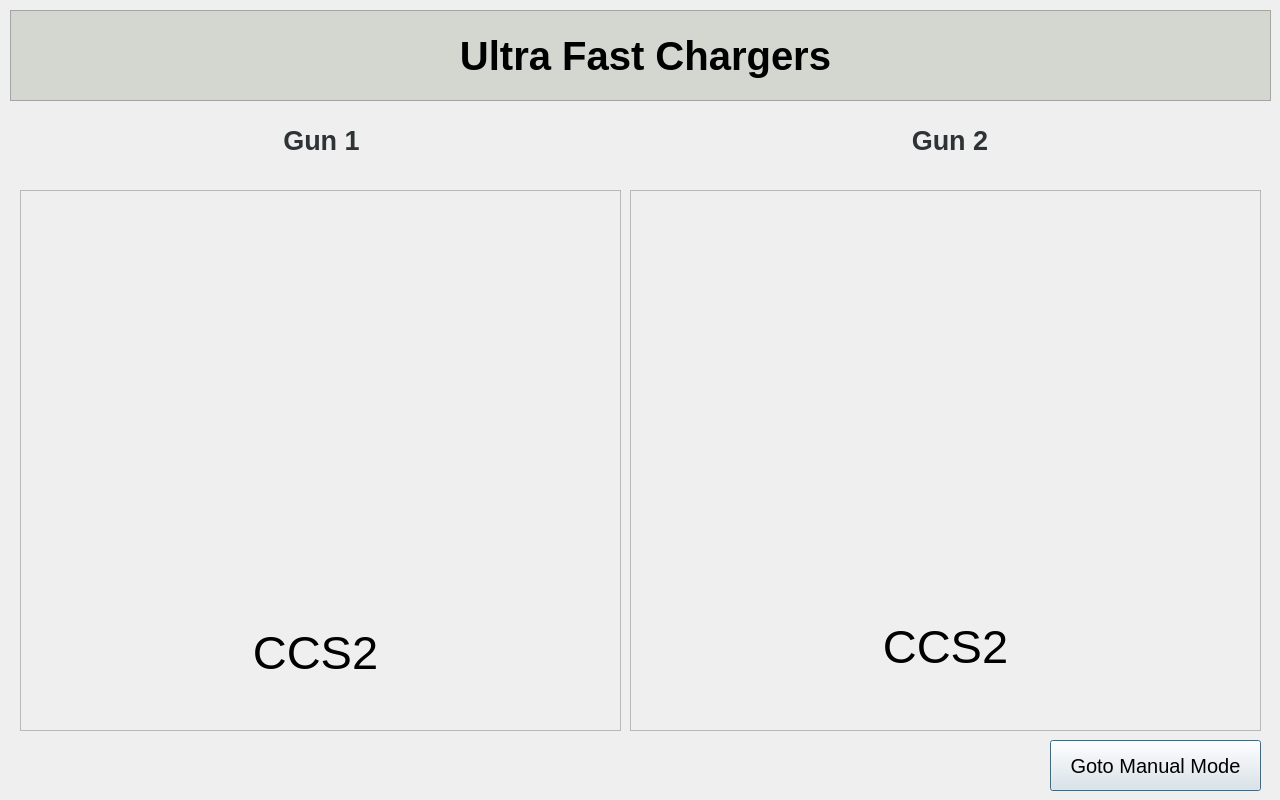
Qt form ev2_b1105/dialog.ui (ashrafulkhn/ev2_60kw) before a commit.
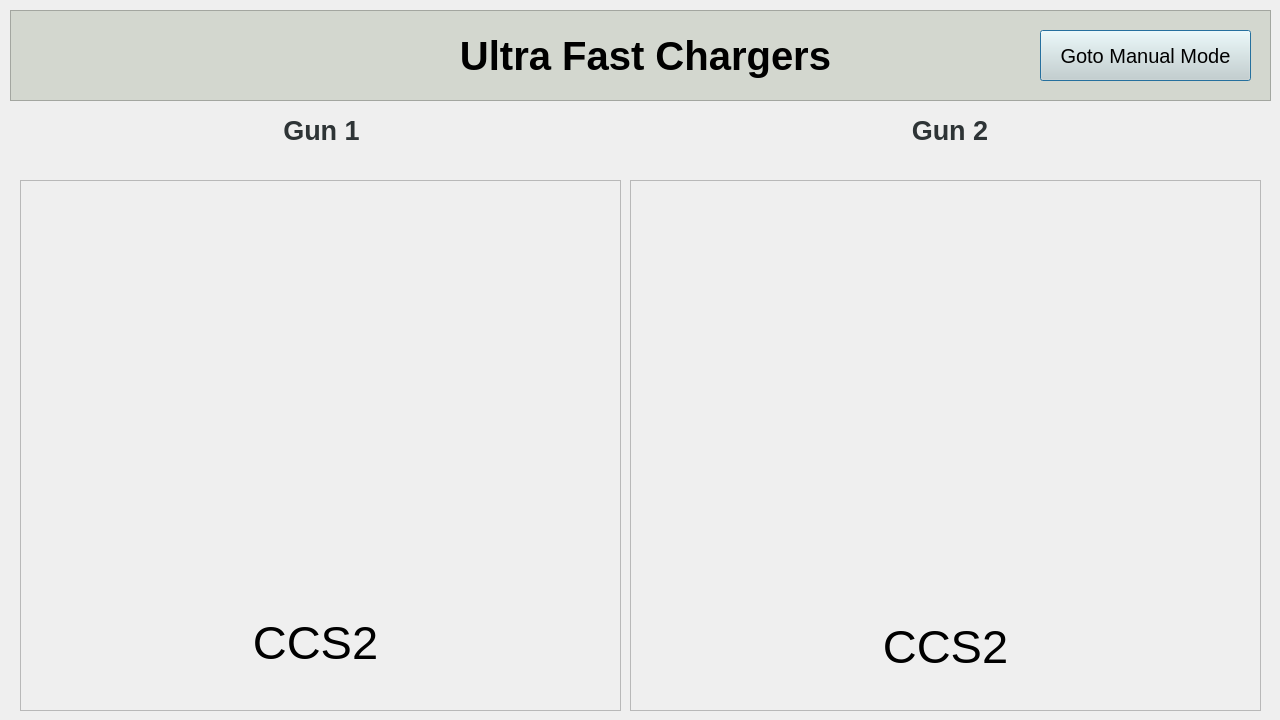
The same form after that commit. The open tabs and pages were chosen to show the change.

The edit to the form file:
```diff
--- a/ev2_b1105/dialog.ui
+++ b/ev2_b1105/dialog.ui
@@ -7,7 +7,7 @@
     <x>0</x>
     <y>0</y>
     <width>1280</width>
-    <height>800</height>
+    <height>720</height>
    </rect>
   </property>
   <property name="windowTitle">
@@ -60,6 +60,24 @@
      <set>Qt::AlignCenter</set>
     </property>
    </widget>
+   <widget class="QPushButton" name="btn_manual">
+    <property name="geometry">
+     <rect>
+      <x>1030</x>
+      <y>20</y>
+      <width>211</width>
+      <height>51</height>
+     </rect>
+    </property>
+    <property name="font">
+     <font>
+      <pointsize>15</pointsize>
+     </font>
+    </property>
+    <property name="text">
+     <string>Goto Manual Mode</string>
+    </property>
+   </widget>
   </widget>
   <widget class="QWidget" name="horizontalLayoutWidget">
    <property name="geometry">
@@ -67,7 +85,7 @@
      <x>10</x>
      <y>110</y>
      <width>1251</width>
-     <height>61</height>
+     <height>41</height>
     </rect>
    </property>
    <layout class="QHBoxLayout" name="horizontalLayout">
@@ -117,7 +135,7 @@
      <x>640</x>
      <y>200</y>
      <width>611</width>
-     <height>521</height>
+     <height>481</height>
     </rect>
    </property>
    <property name="styleSheet">
@@ -150,10 +168,10 @@
     <widget class="QLabel" name="label_7">
      <property name="geometry">
       <rect>
-       <x>10</x>
-       <y>0</y>
+       <x>0</x>
+       <y>-10</y>
        <width>601</width>
-       <height>521</height>
+       <height>491</height>
       </rect>
      </property>
      <property name="font">
@@ -458,31 +476,13 @@
     </widget>
    </widget>
   </widget>
-  <widget class="QPushButton" name="btn_manual">
-   <property name="geometry">
-    <rect>
-     <x>1050</x>
-     <y>740</y>
-     <width>211</width>
-     <height>51</height>
-    </rect>
-   </property>
-   <property name="font">
-    <font>
-     <pointsize>15</pointsize>
-    </font>
-   </property>
-   <property name="text">
-    <string>Goto Manual Mode</string>
-   </property>
-  </widget>
   <widget class="QFrame" name="frame_2">
    <property name="geometry">
     <rect>
      <x>20</x>
-     <y>190</y>
+     <y>180</y>
      <width>601</width>
-     <height>541</height>
+     <height>531</height>
     </rect>
    </property>
    <property name="frameShape">
@@ -497,7 +497,7 @@
       <x>10</x>
       <y>10</y>
       <width>581</width>
-      <height>521</height>
+      <height>511</height>
      </rect>
     </property>
     <property name="styleSheet">
@@ -532,8 +532,8 @@
        <rect>
         <x>10</x>
         <y>10</y>
-        <width>601</width>
-        <height>521</height>
+        <width>571</width>
+        <height>501</height>
        </rect>
       </property>
       <property name="font">
@@ -810,9 +810,9 @@
    <property name="geometry">
     <rect>
      <x>630</x>
-     <y>190</y>
+     <y>180</y>
      <width>631</width>
-     <height>541</height>
+     <height>531</height>
     </rect>
    </property>
    <property name="frameShape">
```
Left out of the diff: 5 changed lines with no effect on the pictures.
